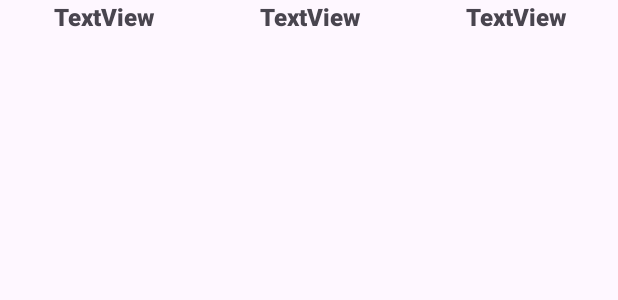
After one commit to DeveloperAaron2/LearningStrenghtAaron, an Android app: the layout tablerow.xml on its own in the app's theme, with its tools: preview values and no code run, on a phone screen of 412 x 824 dp. The commit adds this screen. Shown: the top 300 px of the screen. Run offline under Robolectric (Android 15) with nearby library versions, the phone set to English and light mode, and no system bars.

Commit message:
intento de hacer la tabla de ejercicios 2

```diff
--- a/app/src/main/java/com/example/learningstrenghtaaron/BaseDeDatos/Firestore.java
+++ b/app/src/main/java/com/example/learningstrenghtaaron/BaseDeDatos/Firestore.java
@@ -71,7 +71,7 @@ public class Firestore {
             ejercicios.put("NombreRutina",ejercicioRutina1.getNombreRutina());
             ejercicios.put("NumeroDia",ejercicioRutina1.getNumeroDia());
             ejercicios.put("NumeroSemana",ejercicioRutina1.getNumeroSemana());
-            ejercicios.put("SeriesReps",ejercicioRutina1.getSeriesXReps());
+            ejercicios.put("SeriesReps",ejercicioRutina1.getSeriesReps());
             firestore.collection("EjerciciosRutina").add(ejercicios).addOnSuccessListener(new OnSuccessListener<DocumentReference>() {
                 @Override
                 public void onSuccess(DocumentReference documentReference) {
--- a/app/src/main/java/com/example/learningstrenghtaaron/rutinas/RutinasFragment.java
+++ b/app/src/main/java/com/example/learningstrenghtaaron/rutinas/RutinasFragment.java
@@ -55,6 +55,7 @@ public class RutinasFragment extends Fragment {
         adapterRutinas.notifyDataSetChanged();
         recyclerViewRutinas.setAdapter(adapterRutinas);
         rutinas = adapterRutinas.getRutinas();
+        System.out.println("tamaño rutinas: "+ rutinas.size());
         mp= MediaPlayer.create(requireContext(), R.raw.kyriakosgrizzly);
 
         recyclerViewRutinas.addOnItemTouchListener(new RecyclerItemClickListener(view.getContext(), recyclerViewRutinas, new RecyclerItemClickListener.OnItemClickListener() {
--- a/app/src/main/java/com/example/learningstrenghtaaron/rutinas/SemanasDiasFragment.java
+++ b/app/src/main/java/com/example/learningstrenghtaaron/rutinas/SemanasDiasFragment.java
@@ -162,7 +162,7 @@ public class SemanasDiasFragment extends Fragment {
         bundle.putString("Dia",adapterSemanas.getElementos().get(posicion));
         nuevoFragment.setArguments(bundle);
         FragmentTransaction fm = getActivity().getSupportFragmentManager().beginTransaction();
-        fm.add(R.id.frameLayoutPantallaPrincipal, nuevoFragment);
+        fm.replace(R.id.frameLayoutPantallaPrincipal, nuevoFragment);
         fm.addToBackStack(null);
         fm.commit();
     }
--- a/app/src/main/res/layout/ejerciciosview.xml
+++ b/app/src/main/res/layout/ejerciciosview.xml
@@ -31,8 +31,8 @@
                 android:textSize="14sp" />
 
             <TextView
-                android:layout_width="0dp"
-                android:layout_height="wrap_content"
+                android:layout_width="wrap_content"
+                android:layout_height="match_parent"
                 android:layout_weight="2"
                 android:gravity="center_horizontal"
                 android:padding="10sp"
--- /dev/null
+++ b/app/src/main/res/layout/tablerow.xml
@@ -0,0 +1,37 @@
+<?xml version="1.0" encoding="utf-8"?>
+
+<TableRow
+    xmlns:android="http://schemas.android.com/apk/res/android"
+    android:layout_width="match_parent"
+    android:layout_height="match_parent">
+
+    <TextView
+        android:id="@+id/nombreEjercicioRow"
+        android:layout_width="0dp"
+        android:layout_height="wrap_content"
+        android:layout_weight=".25"
+        android:fontFamily="sans-serif-black"
+        android:text="TextView"
+        android:textAlignment="center"
+        android:textSize="16sp"  />
+
+    <TextView
+        android:id="@+id/seriesRepsRow"
+        android:layout_width="0dp"
+        android:layout_height="wrap_content"
+        android:layout_weight=".25"
+        android:fontFamily="sans-serif-black"
+        android:text="TextView"
+        android:textAlignment="center"
+        android:textSize="16sp" />
+
+    <TextView
+        android:id="@+id/intensidadRow"
+        android:layout_width="0dp"
+        android:layout_height="wrap_content"
+        android:layout_weight=".25"
+        android:fontFamily="sans-serif-black"
+        android:text="TextView"
+        android:textAlignment="center"
+        android:textSize="16sp"  />
+</TableRow>
```
Also changed, not shown: app/src/main/java/com/example/learningstrenghtaaron/Adaptadores/AdapterEjercicios.java (+16 -57 lines), app/src/main/java/com/example/learningstrenghtaaron/Entidades/EjercicioRutina.java (+8 -8 lines), app/src/main/java/com/example/learningstrenghtaaron/rutinas/EjerciciosFragment.java (+23 -7 lines).
